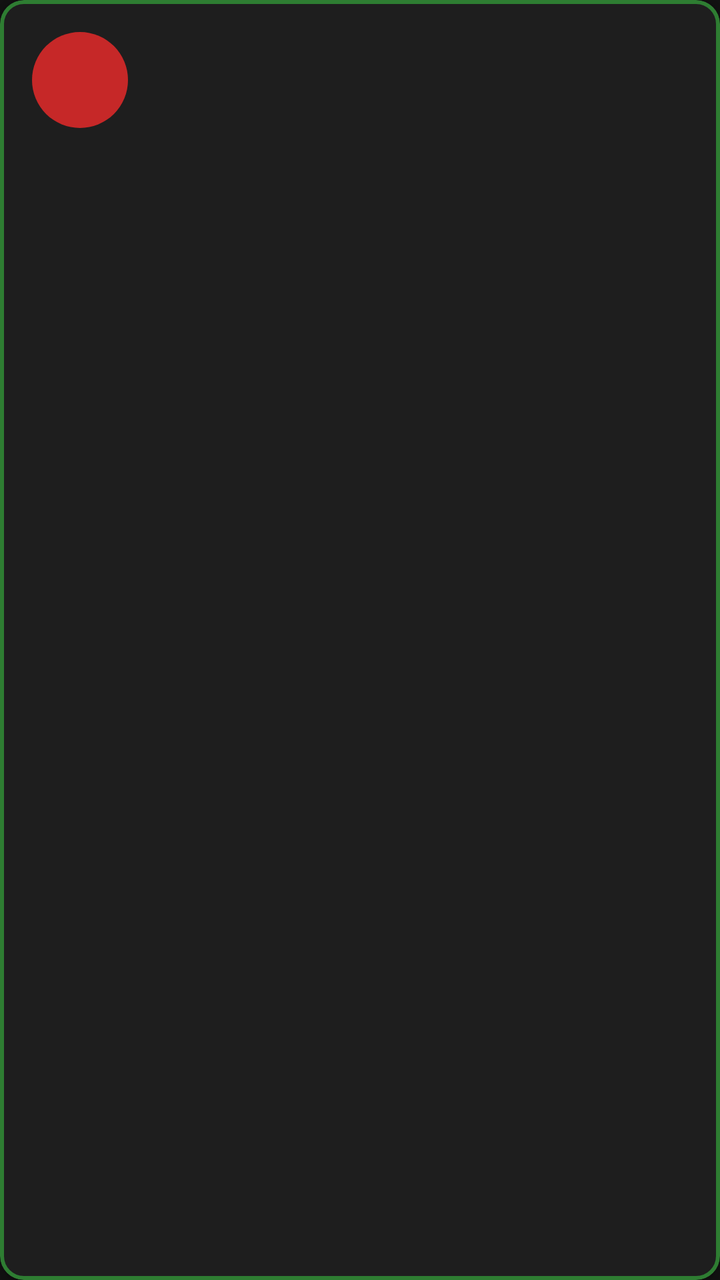
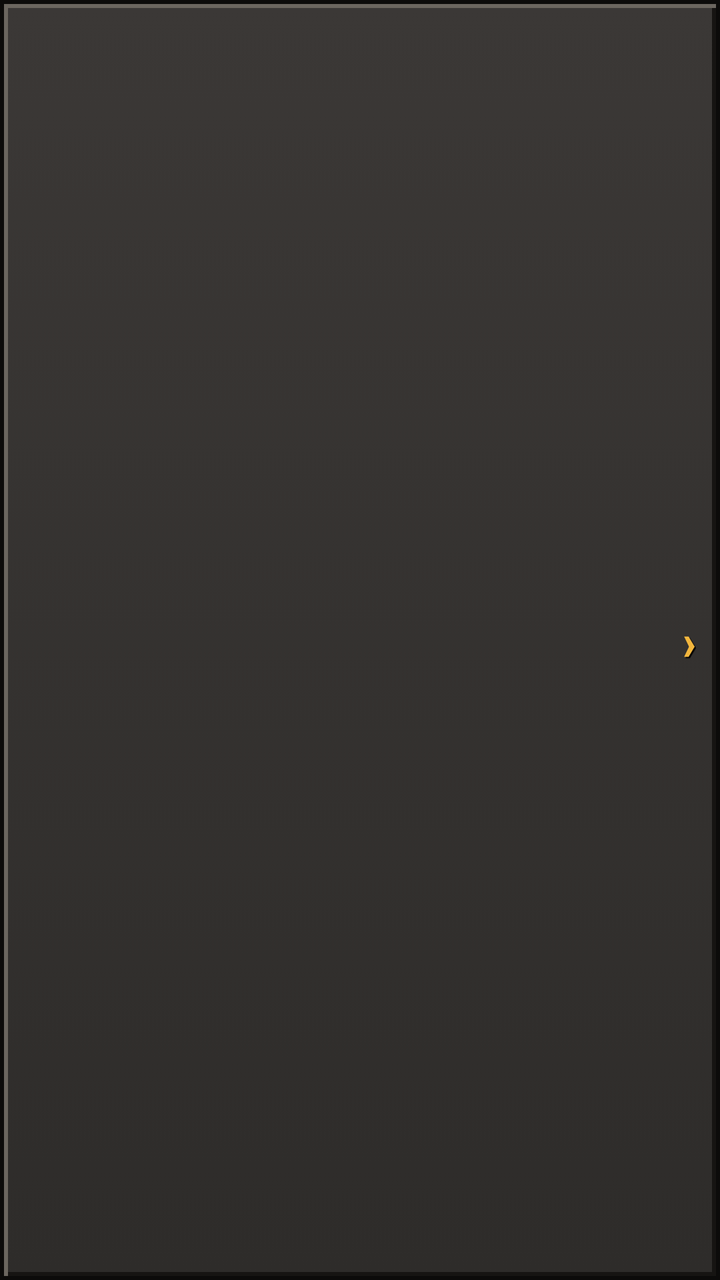

Two renders of the same Android screen: before a commit and after it. Below are the layout's source before the change and the commit's diff.
<!-- AndroidManifest.xml: application theme Theme.Masmorras -->
<!-- res/layout/item_classe.xml -->
<?xml version="1.0" encoding="utf-8"?>
<com.google.android.material.card.MaterialCardView xmlns:android="http://schemas.android.com/apk/res/android"
    xmlns:app="http://schemas.android.com/apk/res-auto"
    android:layout_width="match_parent"
    android:layout_height="wrap_content"
    android:layout_margin="8dp"
    app:cardBackgroundColor="@color/surface"
    app:cardCornerRadius="12dp"
    app:cardElevation="4dp"
    app:strokeWidth="2dp"
    app:strokeColor="@color/primary">

    <LinearLayout
        android:layout_width="match_parent"
        android:layout_height="wrap_content"
        android:orientation="horizontal"
        android:padding="16dp"
        android:gravity="center_vertical">

        <View
            android:id="@+id/corClasse"
            android:layout_width="48dp"
            android:layout_height="48dp"
            android:background="@drawable/classe_circle"/>

        <LinearLayout
            android:layout_width="0dp"
            android:layout_height="wrap_content"
            android:layout_weight="1"
            android:orientation="vertical"
            android:layout_marginStart="16dp">

            <TextView
                android:id="@+id/tvNomeClasse"
                android:layout_width="wrap_content"
                android:layout_height="wrap_content"
                android:textSize="18sp"
                android:textStyle="bold"
                android:textColor="@color/text_primary"/>

            <TextView
                android:id="@+id/tvDescClasse"
                android:layout_width="wrap_content"
                android:layout_height="wrap_content"
                android:layout_marginTop="4dp"
                android:textSize="13sp"
                android:textColor="@color/text_secondary"/>
        </LinearLayout>
    </LinearLayout>
</com.google.android.material.card.MaterialCardView>
<!-- resources referenced by this layout -->
<resources>
  <color name="surface">#1E1E1E</color>
  <color name="text_secondary">#B0B0B0</color>
  <!-- drawable classe_circle (drawable) -->
  <?xml version="1.0" encoding="utf-8"?>
  <shape xmlns:android="http://schemas.android.com/apk/res/android"
      android:shape="oval">
      <solid android:color="#C62828"/>
  </shape>
  <style name="Theme.Masmorras" parent="Theme.MaterialComponents.DayNight.NoActionBar">
          <item name="colorPrimary">@color/primary</item>
          <item name="colorPrimaryDark">@color/primary_dark</item>
          <item name="colorAccent">@color/accent</item>
          <item name="android:statusBarColor">@color/background</item>
          <item name="android:navigationBarColor">@color/background</item>
          <item name="android:windowBackground">@color/background</item>
          <item name="android:textColorPrimary">@color/text_primary</item>
          <item name="android:textColorSecondary">@color/text_secondary</item>
      </style>
  <color name="accent">#FFC107</color>
  <color name="background">#121212</color>
  <!-- unchanged entries left out for length: 3 -->
</resources>

<!-- the commit's change to res/layout/item_classe.xml (unified diff, before → after) -->
@@ -1,50 +1,59 @@
 <?xml version="1.0" encoding="utf-8"?>
-<com.google.android.material.card.MaterialCardView xmlns:android="http://schemas.android.com/apk/res/android"
-    xmlns:app="http://schemas.android.com/apk/res-auto"
+<LinearLayout xmlns:android="http://schemas.android.com/apk/res/android"
     android:layout_width="match_parent"
     android:layout_height="wrap_content"
-    android:layout_margin="8dp"
-    app:cardBackgroundColor="@color/surface"
-    app:cardCornerRadius="12dp"
-    app:cardElevation="4dp"
-    app:strokeWidth="2dp"
-    app:strokeColor="@color/primary">
+    android:layout_marginStart="40dp"
+    android:layout_marginEnd="40dp"
+    android:layout_marginTop="5dp"
+    android:layout_marginBottom="5dp"
+    android:background="@drawable/row_stone"
+    android:clickable="true"
+    android:focusable="true"
+    android:gravity="center_vertical"
+    android:orientation="horizontal"
+    android:padding="12dp">
+
+    <TextView
+        android:id="@+id/corClasse"
+        style="@style/Mc.Text"
+        android:layout_width="42dp"
+        android:layout_height="42dp"
+        android:gravity="center"
+        android:textSize="20sp"
+        android:textStyle="bold"/>
 
     <LinearLayout
-        android:layout_width="match_parent"
+        android:layout_width="0dp"
         android:layout_height="wrap_content"
-        android:orientation="horizontal"
-        android:padding="16dp"
-        android:gravity="center_vertical">
+        android:layout_marginStart="14dp"
+        android:layout_weight="1"
+        android:orientation="vertical">
 
-        <View
-            android:id="@+id/corClasse"
-            android:layout_width="48dp"
-            android:layout_height="48dp"
-            android:background="@drawable/classe_circle"/>
+        <TextView
+            android:id="@+id/tvNomeClasse"
+            style="@style/Mc.Text"
+            android:layout_width="wrap_content"
+            android:layout_height="wrap_content"
+            android:textSize="17sp"
+            android:textStyle="bold"
+            android:textAllCaps="true"
+            android:letterSpacing="0.05"/>
 
-        <LinearLayout
-            android:layout_width="0dp"
+        <TextView
+            android:id="@+id/tvDescClasse"
+            style="@style/Mc.Body"
+            android:layout_width="wrap_content"
             android:layout_height="wrap_content"
-            android:layout_weight="1"
-            android:orientation="vertical"
-            android:layout_marginStart="16dp">
+            android:layout_marginTop="2dp"
+            android:textSize="12sp"/>
+    </LinearLayout>
 
-            <TextView
-                android:id="@+id/tvNomeClasse"
-                android:layout_width="wrap_content"
-                android:layout_height="wrap_content"
-                android:textSize="18sp"
-                android:textStyle="bold"
-                android:textColor="@color/text_primary"/>
-
-            <TextView
-                android:id="@+id/tvDescClasse"
-                android:layout_width="wrap_content"
-                android:layout_height="wrap_content"
-                android:layout_marginTop="4dp"
-                android:textSize="13sp"
-                android:textColor="@color/text_secondary"/>
-        </LinearLayout>
-    </LinearLayout>
-</com.google.android.material.card.MaterialCardView>
+    <TextView
+        style="@style/Mc.Text"
+        android:layout_width="wrap_content"
+        android:layout_height="wrap_content"
+        android:text="›"
+        android:textColor="@color/mc_gold"
+        android:textSize="26sp"
+        android:textStyle="bold"/>
+</LinearLayout>
<!-- resource entries referenced after the edit -->
@@ -1,13 +1,26 @@
 <!-- resources referenced by this layout -->
 <resources>
-  <color name="surface">#1E1E1E</color>
-  <color name="text_secondary">#B0B0B0</color>
-  <!-- drawable classe_circle (drawable) -->
+  <color name="mc_gold">#F2B63D</color>
+  <!-- drawable row_stone (drawable) -->
   <?xml version="1.0" encoding="utf-8"?>
-  <shape xmlns:android="http://schemas.android.com/apk/res/android"
-      android:shape="oval">
-      <solid android:color="#C62828"/>
-  </shape>
+  <selector xmlns:android="http://schemas.android.com/apk/res/android">
+      <item android:state_pressed="true" android:drawable="@drawable/row_stone_p"/>
+      <item android:drawable="@drawable/row_stone_n"/>
+  </selector>
+  <style name="Mc.Body" parent="Mc.Text">
+          <item name="android:textSize">13sp</item>
+          <item name="android:textColor">@color/text_secondary</item>
+          <item name="android:lineSpacingExtra">3dp</item>
+      </style>
+  <style name="Mc.Text" parent="">
+          <item name="android:fontFamily">sans-serif-condensed</item>
+          <item name="android:textColor">@color/text_primary</item>
+          <item name="android:shadowColor">#FF000000</item>
+          <item name="android:shadowDx">2</item>
+          <item name="android:shadowDy">2</item>
+          <item name="android:shadowRadius">0.01</item>
+      </style>
+  <color name="text_secondary">#CFC8BC</color>
   <style name="Theme.Masmorras" parent="Theme.MaterialComponents.DayNight.NoActionBar">
           <item name="colorPrimary">@color/primary</item>
           <item name="colorPrimaryDark">@color/primary_dark</item>
@@ -17,9 +30,46 @@
           <item name="android:windowBackground">@color/background</item>
           <item name="android:textColorPrimary">@color/text_primary</item>
           <item name="android:textColorSecondary">@color/text_secondary</item>
+          <item name="alertDialogTheme">@style/Theme.Masmorras.Dialog</item>
       </style>
-  <color name="accent">#FFC107</color>
-  <color name="background">#121212</color>
+  <!-- drawable row_stone_p (drawable) -->
+  <?xml version="1.0" encoding="utf-8"?>
+  <layer-list xmlns:android="http://schemas.android.com/apk/res/android">
+      <item><shape><solid android:color="#F2B63D"/></shape></item>
+      <item android:left="2dp" android:top="2dp" android:right="2dp" android:bottom="2dp"><shape><solid android:color="#FFE69A"/></shape></item>
+      <item android:left="4dp" android:top="4dp" android:right="2dp" android:bottom="2dp"><shape><solid android:color="#8F5A10"/></shape></item>
+      <item android:left="4dp" android:top="4dp" android:right="4dp" android:bottom="4dp"><shape><gradient android:angle="270" android:startColor="#4A3A1C" android:endColor="#3A2D14"/></shape></item>
+  </layer-list>
+  <!-- drawable row_stone_n (drawable) -->
+  <?xml version="1.0" encoding="utf-8"?>
+  <layer-list xmlns:android="http://schemas.android.com/apk/res/android">
+      <item><shape><solid android:color="#0C0B0A"/></shape></item>
+      <item android:left="2dp" android:top="2dp" android:right="2dp" android:bottom="2dp"><shape><solid android:color="#6B665F"/></shape></item>
+      <item android:left="4dp" android:top="4dp" android:right="2dp" android:bottom="2dp"><shape><solid android:color="#161412"/></shape></item>
+      <item android:left="4dp" android:top="4dp" android:right="4dp" android:bottom="4dp"><shape><gradient android:angle="270" android:startColor="#3B3836" android:endColor="#2E2C2A"/></shape></item>
+  </layer-list>
+  <color name="accent">#F2B63D</color>
+  <color name="background">#0E0D0C</color>
+  <style name="Theme.Masmorras.Dialog" parent="Theme.AppCompat.Dialog.Alert">
+          <item name="android:windowBackground">@drawable/panel_stone</item>
+          <item name="android:textColorPrimary">#FFFFFF</item>
+          <item name="android:textColorSecondary">@color/text_secondary</item>
+          <item name="android:textColorAlertDialogListItem">#FFFFFF</item>
+          <item name="colorAccent">@color/mc_gold</item>
+          <item name="buttonBarButtonStyle">@style/Mc.DialogButton</item>
+      </style>
+  <!-- drawable panel_stone (drawable) -->
+  <?xml version="1.0" encoding="utf-8"?>
+  <layer-list xmlns:android="http://schemas.android.com/apk/res/android">
+      <item><shape><solid android:color="#0C0B0A"/></shape></item>
+      <item android:left="3dp" android:top="3dp" android:right="3dp" android:bottom="3dp"><shape><solid android:color="#6B665F"/></shape></item>
+      <item android:left="6dp" android:top="6dp" android:right="3dp" android:bottom="3dp"><shape><solid android:color="#161412"/></shape></item>
+      <item android:left="6dp" android:top="6dp" android:right="6dp" android:bottom="6dp"><shape><gradient android:angle="270" android:startColor="#35322F" android:endColor="#272422"/></shape></item>
+  </layer-list>
+  <style name="Mc.DialogButton" parent="Widget.AppCompat.Button.ButtonBar.AlertDialog">
+          <item name="android:textColor">@color/mc_gold</item>
+          <item name="android:textStyle">bold</item>
+      </style>
   <!-- unchanged entries left out for length: 3 -->
 </resources>
 
